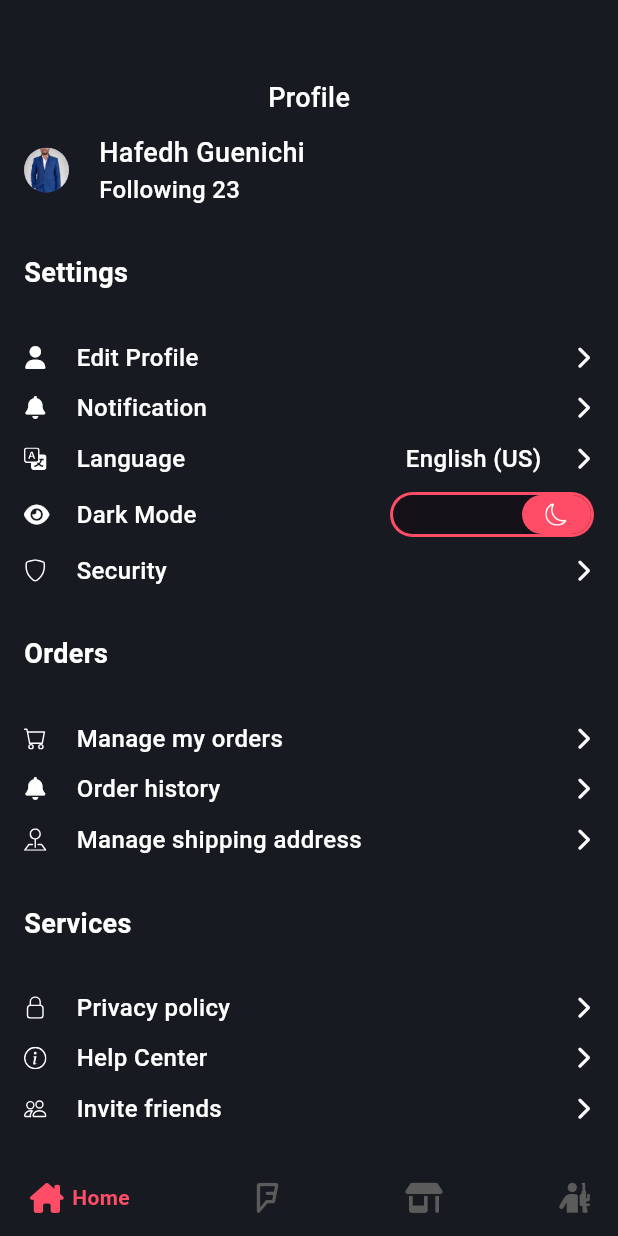
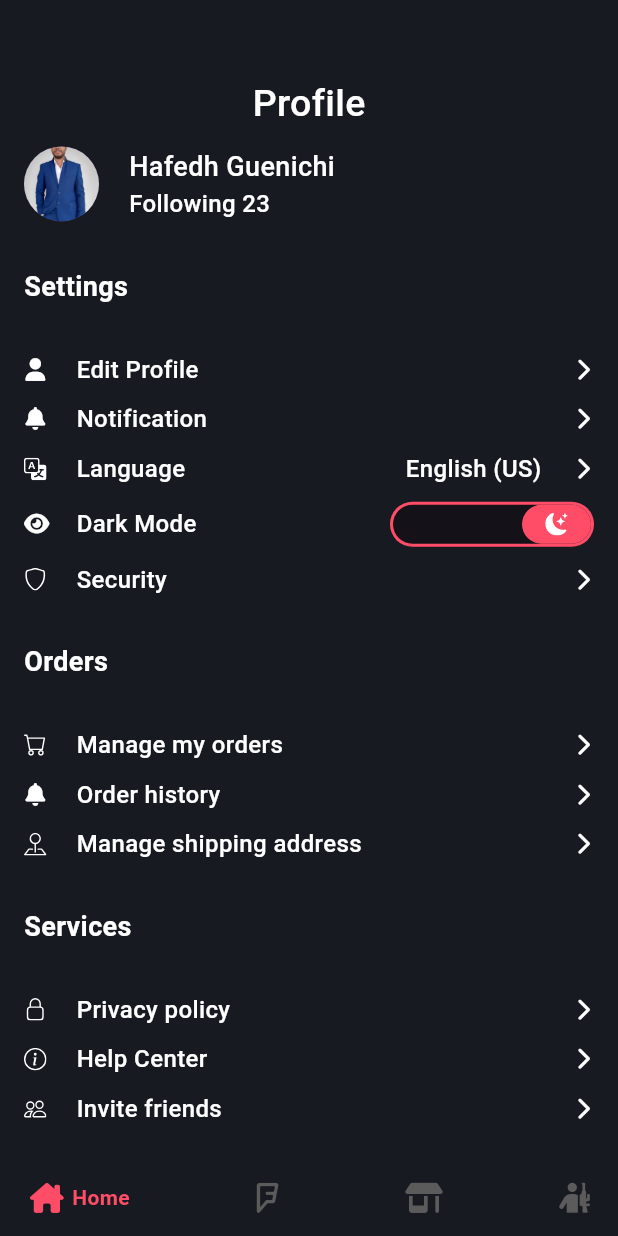
Before and after one commit to hafedh049/luxy, a Flutter app: the Home screen opened directly, on a phone screen of 412 x 824 dp. Run offline on Flutter 3.47's test engine with Material 3 defaults, Android fonts, the phone set to English and light mode, and no system bars; drawn by our look-alikes of animated_toggle_switch, google_nav_bar; our stand-ins replace flutter_animate, fluttertoast, hive, icons_plus, lottie, smooth_page_indicator; accounts and stored records are empty.

Commit message:
ModifiedM lib/views/profile.dart

```diff
--- a/lib/views/profile.dart
+++ b/lib/views/profile.dart
@@ -19,12 +19,12 @@ class _ProfileState extends State<Profile> {
       mainAxisAlignment: MainAxisAlignment.spaceAround,
       children: <Widget>[
         const SizedBox(height: 20),
-        const Row(mainAxisAlignment: MainAxisAlignment.center, children: <Widget>[Text("Profile", style: TextStyle(color: white, fontSize: 18, fontWeight: FontWeight.w500))]),
+        const Row(mainAxisAlignment: MainAxisAlignment.center, children: <Widget>[Text("Profile", style: TextStyle(color: white, fontSize: 25, fontWeight: FontWeight.w500))]),
         GestureDetector(
           onTap: () {},
           child: const Row(
             children: <Widget>[
-              CircleAvatar(radius: 15, backgroundImage: AssetImage("assets/pictures/me.jpeg")),
+              CircleAvatar(radius: 25, backgroundImage: AssetImage("assets/pictures/me.jpeg")),
               SizedBox(width: 20),
               Column(
                 crossAxisAlignment: CrossAxisAlignment.start,
@@ -93,7 +93,7 @@ class _ProfileState extends State<Profile> {
                     first: false,
                     second: true,
                     style: const ToggleStyle(indicatorColor: pink, borderColor: pink),
-                    iconBuilder: (bool value) => Icon(value ? Bootstrap.moon : Bootstrap.sun, size: 15, color: white),
+                    iconBuilder: (bool value) => Icon(value ? Bootstrap.moon_stars_fill : Bootstrap.sun_fill, size: 15, color: white),
                     animationDuration: 500.ms,
                     animationCurve: Curves.bounceOut,
                     onChanged: (b) {
```
